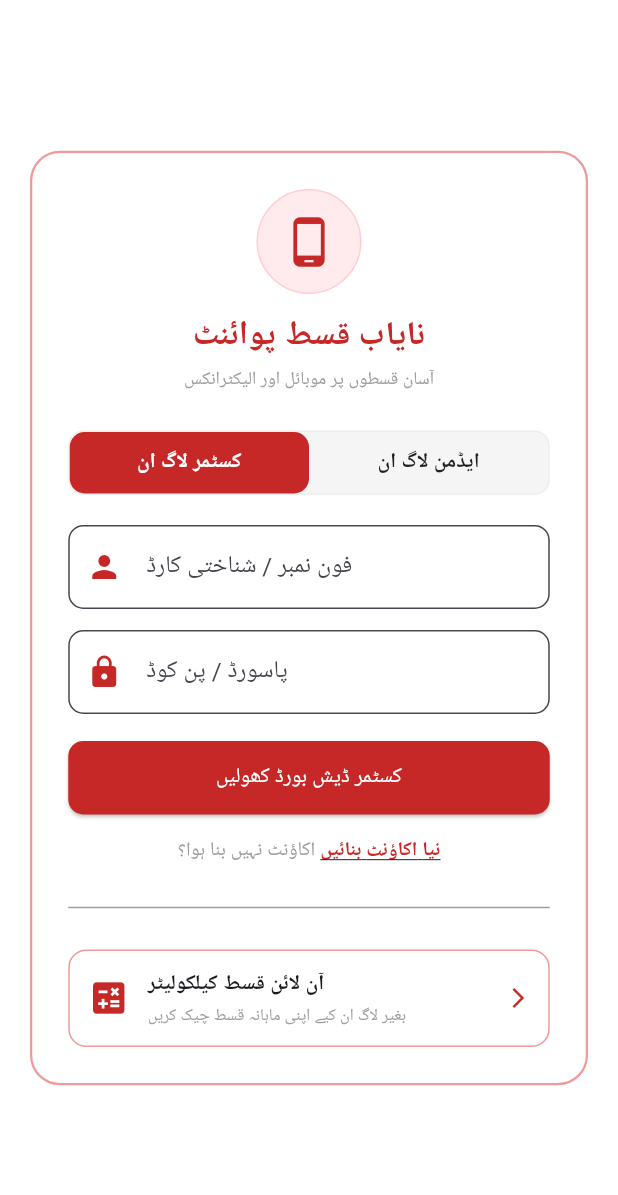
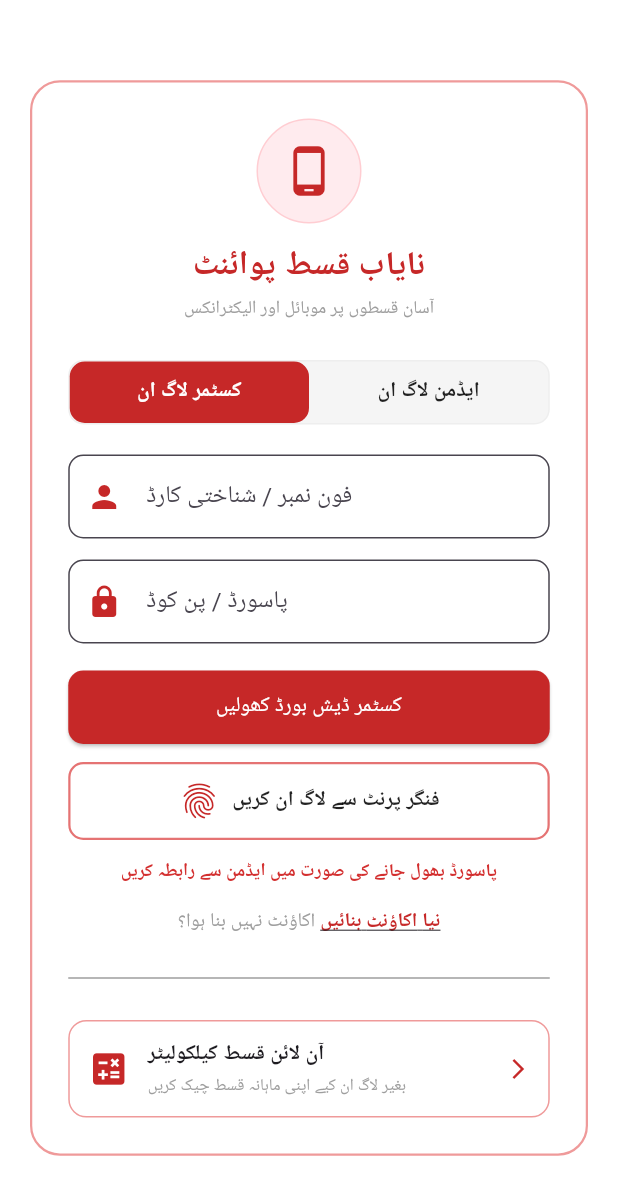
Before and after one commit to nayabqistpoint/my_first_app, a Flutter app: the screen it shows after launch, on a phone screen of 412 x 824 dp. Shown: the top 1195 px of the screen. Run offline on Flutter 3.47's test engine with Material 3 defaults, Android fonts, the phone set to English and light mode, and no system bars; our stand-ins replace hive_flutter, local_auth; accounts and stored records are empty.

Commit message:
fingure print done

```diff
--- a/lib/welcome/login_page.dart
+++ b/lib/welcome/login_page.dart
@@ -1,4 +1,5 @@
 import 'package:flutter/material.dart';
+import 'package:local_auth/local_auth.dart';
 import '../installment_calculater_page.dart';
 import 'signup_page.dart';
 import '../home_page.dart'; // آپ کے ہوم پیج کا امپورٹ
@@ -15,6 +16,9 @@ class _LoginPageState extends State<LoginPage> {
 
   final TextEditingController _usernameController = TextEditingController();
   final TextEditingController _passwordController = TextEditingController();
+
+  // فنگر پرنٹ کے لیے انسٹینس
+  final LocalAuthentication auth = LocalAuthentication();
 
   void _handleLogin() {
     String username = _usernameController.text.trim();
@@ -36,7 +40,7 @@ class _LoginPageState extends State<LoginPage> {
         // کامیاب لاگ ان کے بعد ہوم پیج / ایڈمن پینل پر ری ڈائریکٹ کرنا
         Navigator.pushReplacement(
           context,
-          MaterialPageRoute(builder: (context) => const HomePage()), // یہاں اپنی ہوم پیج کلاس کا نام چیک کر لیں
+          MaterialPageRoute(builder: (context) => const HomePage()),
         );
       } else {
         ScaffoldMessenger.of(context).showSnackBar(
@@ -47,6 +51,39 @@ class _LoginPageState extends State<LoginPage> {
       // کسٹمر لاگ ان چیک
       ScaffoldMessenger.of(context).showSnackBar(
         SnackBar(content: Text('کسٹمر ($username) کا لاگ ان ویریفائی ہو رہا ہے...')),
+      );
+    }
+  }
+
+  // فنگر پرنٹ لاگ ان کا فنکشن
+  Future<void> _handleBiometricLogin() async {
+    try {
+      bool canCheckBiometrics = await auth.canCheckBiometrics;
+      bool isSupported = await auth.isDeviceSupported();
+
+      if (canCheckBiometrics || isSupported) {
+        bool didAuthenticate = await auth.authenticate(
+          localizedReason: 'ڈیش بورڈ کھولنے کے لیے فنگر پرنٹ کی تصدیق کریں',
+        );
+
+        if (!mounted) return;
+
+        if (didAuthenticate) {
+          Navigator.pushReplacement(
+            context,
+            MaterialPageRoute(builder: (context) => const HomePage()),
+          );
+        }
+      } else {
+        if (!mounted) return;
+        ScaffoldMessenger.of(context).showSnackBar(
+          const SnackBar(content: Text('اس ڈیوائس میں فنگر پرنٹ سکیورٹی دستیاب نہیں ہے')),
+        );
+      }
+    } catch (e) {
+      if (!mounted) return;
+      ScaffoldMessenger.of(context).showSnackBar(
+        SnackBar(content: Text('خرابی: $e')),
       );
     }
   }
@@ -177,6 +214,36 @@ class _LoginPageState extends State<LoginPage> {
                     ),
                     child: Text(_isCustomerLogin ? 'کسٹمر ڈیش بورڈ کھولیں' : 'ایڈمن پینل لاگ ان'),
                   ),
+                  const SizedBox(height: 12),
+
+                  // فنگر پرنٹ (Biometric) لاگ ان بٹن
+                  OutlinedButton.icon(
+                    onPressed: _handleBiometricLogin,
+                    icon: Icon(Icons.fingerprint, color: Colors.red[800], size: 28),
+                    label: const Text(
+                      'فنگر پرنٹ سے لاگ ان کریں',
+                      style: TextStyle(color: Colors.black87, fontWeight: FontWeight.bold),
+                    ),
+                    style: OutlinedButton.styleFrom(
+                      padding: const EdgeInsets.symmetric(vertical: 12),
+                      side: BorderSide(color: Colors.red.shade300, width: 1.5),
+                      shape: RoundedRectangleBorder(borderRadius: BorderRadius.circular(10)),
+                    ),
+                  ),
+                  const SizedBox(height: 12),
+
+                  // پاسورڈ بھول جانے کی صورت میں ایڈمن سے رابطہ کرنے کا سرخ پیغام
+                  Center(
+                    child: Text(
+                      'پاسورڈ بھول جانے کی صورت میں ایڈمن سے رابطہ کریں',
+                      textAlign: TextAlign.center,
+                      style: TextStyle(
+                        fontSize: 12,
+                        color: Colors.red.shade700,
+                        fontWeight: FontWeight.bold,
+                      ),
+                    ),
+                  ),
                   const SizedBox(height: 15),
 
                   Row(
--- a/pubspec.yaml
+++ b/pubspec.yaml
@@ -39,6 +39,7 @@ dependencies:
   hive: ^2.2.3
   hive_flutter: ^1.1.0
   firebase_core: ^4.12.1
+  local_auth: ^3.0.2
 dev_dependencies:
   flutter_test:
     sdk: flutter
```
Also changed, not shown: pubspec.lock, 5 other files.
